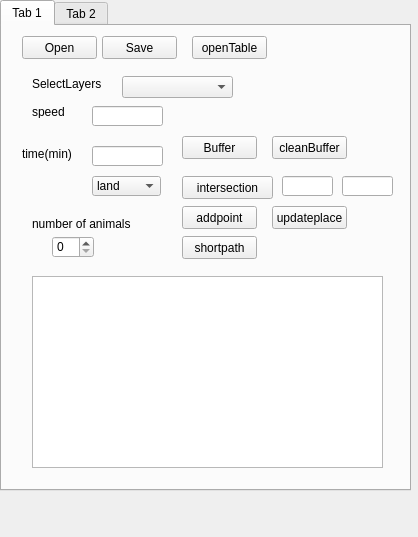
Above: escapers/escapers_dockwidget_base.ui from tarapakis/GEO1005 before the change. Below: the same form after it.
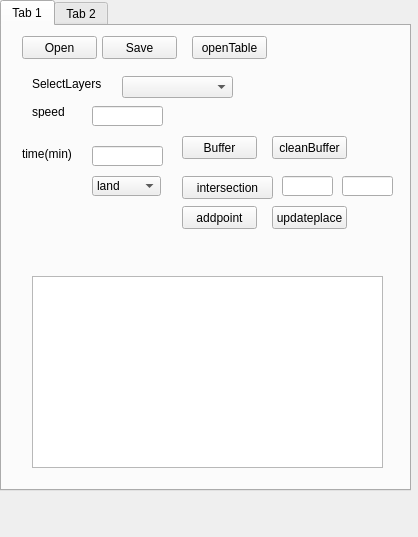
That is the form after the change.

What changed in the file:
```diff
--- a/escapers/escapers_dockwidget_base.ui
+++ b/escapers/escapers_dockwidget_base.ui
@@ -30,29 +30,6 @@
      <attribute name="title">
       <string>Tab 1</string>
      </attribute>
-     <widget class="QSpinBox" name="spinBox">
-      <property name="geometry">
-       <rect>
-        <x>50</x>
-        <y>210</y>
-        <width>42</width>
-        <height>22</height>
-       </rect>
-      </property>
-     </widget>
-     <widget class="QLabel" name="label">
-      <property name="geometry">
-       <rect>
-        <x>30</x>
-        <y>190</y>
-        <width>141</width>
-        <height>16</height>
-       </rect>
-      </property>
-      <property name="text">
-       <string>number of animals</string>
-      </property>
-     </widget>
      <widget class="QPushButton" name="addpointbutton">
       <property name="geometry">
        <rect>
@@ -258,19 +235,6 @@
        <string>Save</string>
       </property>
      </widget>
-     <widget class="QPushButton" name="shortpath">
-      <property name="geometry">
-       <rect>
-        <x>180</x>
-        <y>210</y>
-        <width>75</width>
-        <height>23</height>
-       </rect>
-      </property>
-      <property name="text">
-       <string>shortpath</string>
-      </property>
-     </widget>
      <widget class="QTableWidget" name="statisticsTable">
       <property name="geometry">
        <rect>
```
